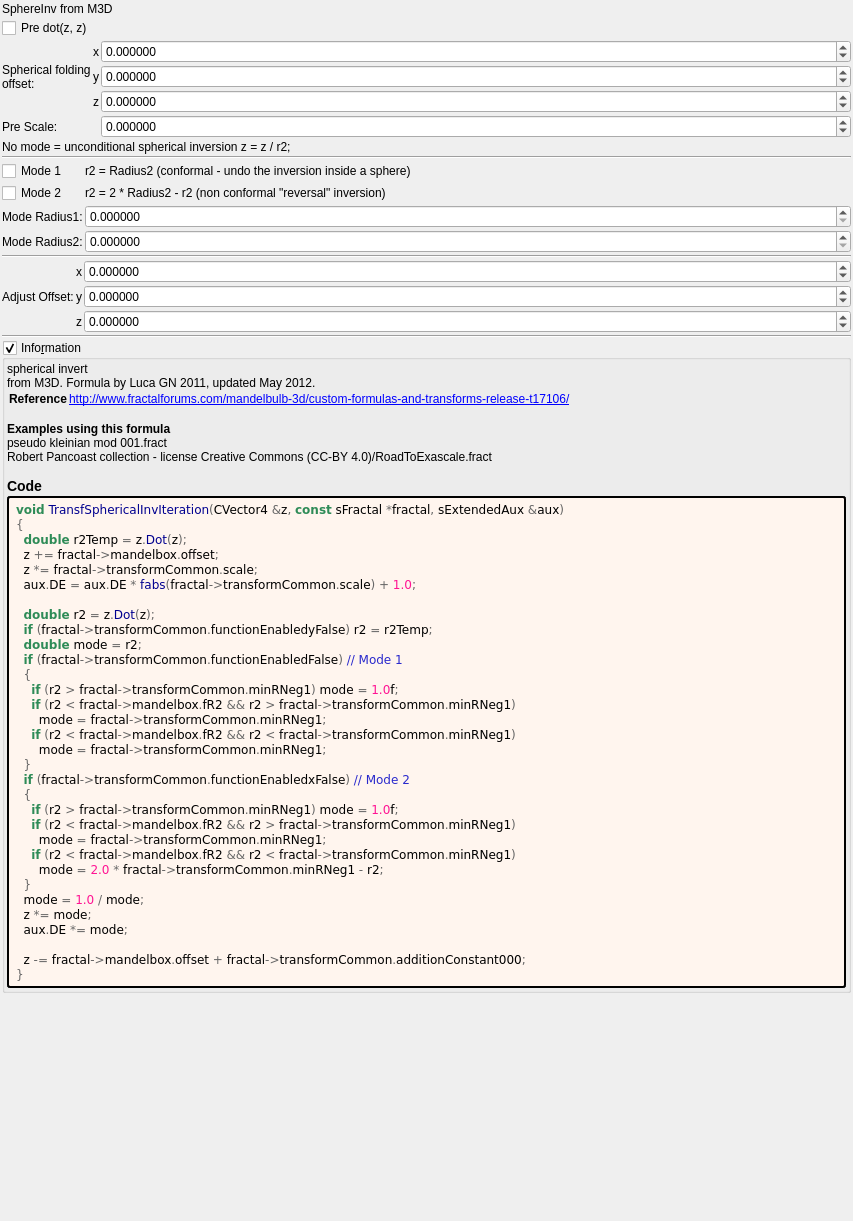
buddhi1980/mandelbulber2, file mandelbulber2/formula/ui/transf_spherical_inv.ui: the form before one commit.
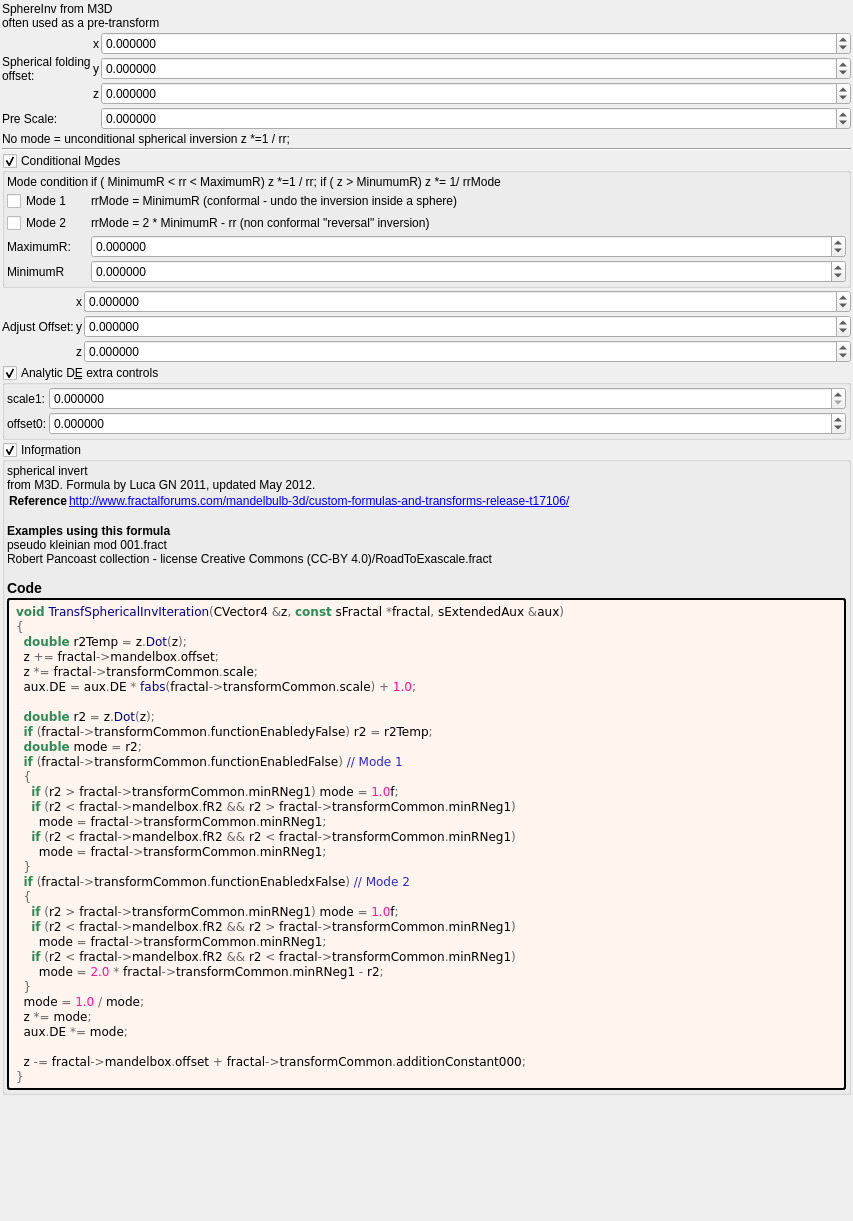
The form after the commit. Custom widgets are drawn as their Qt base class.

Commit message: transf_spherical_inv.ui re-code conditional modes

```diff
--- a/mandelbulber2/formula/ui/transf_spherical_inv.ui
+++ b/mandelbulber2/formula/ui/transf_spherical_inv.ui
@@ -32,14 +32,8 @@
    <item>
     <widget class="QLabel" name="label_17">
      <property name="text">
-      <string>SphereInv from M3D</string>
-     </property>
-    </widget>
-   </item>
-   <item>
-    <widget class="QCheckBox" name="checkBox_transf_function_enabledy_false">
-     <property name="text">
-      <string>Pre dot(z, z)</string>
+      <string>SphereInv from M3D
+often used as a pre-transform</string>
      </property>
     </widget>
    </item>
@@ -228,7 +222,7 @@
    <item>
     <widget class="QLabel" name="label_19">
      <property name="text">
-      <string>No mode = unconditional spherical inversion z = z / r2;</string>
+      <string>No mode = unconditional spherical inversion z *=1 / rr;</string>
      </property>
     </widget>
    </item>
@@ -240,129 +234,170 @@
     </widget>
    </item>
    <item>
-    <layout class="QGridLayout" name="gridLayout_2" columnstretch="0,1">
-     <item row="3" column="0">
-      <widget class="QLabel" name="label_47">
-       <property name="text">
-        <string>Mode Radius2:</string>
-       </property>
-      </widget>
-     </item>
-     <item row="4" column="0" colspan="2">
-      <widget class="Line" name="line_24">
-       <property name="orientation">
-        <enum>Qt::Horizontal</enum>
-       </property>
-      </widget>
-     </item>
-     <item row="2" column="0">
-      <widget class="QLabel" name="label_16">
-       <property name="text">
-        <string>Mode Radius1:</string>
-       </property>
-      </widget>
-     </item>
-     <item row="0" column="0">
-      <widget class="QCheckBox" name="checkBox_transf_function_enabled_false">
-       <property name="text">
-        <string>Mode 1</string>
-       </property>
-      </widget>
-     </item>
-     <item row="2" column="1">
-      <widget class="MyDoubleSpinBox" name="spinbox_mandelbox_folding_fixed_radius">
-       <property name="sizePolicy">
-        <sizepolicy hsizetype="Minimum" vsizetype="Maximum">
-         <horstretch>0</horstretch>
-         <verstretch>0</verstretch>
-        </sizepolicy>
-       </property>
-       <property name="prefix">
-        <string/>
-       </property>
-       <property name="suffix">
-        <string/>
-       </property>
-       <property name="decimals">
-        <number>6</number>
-       </property>
-       <property name="minimum">
-        <double>0.000000000000000</double>
-       </property>
-       <property name="maximum">
-        <double>999.999000000000024</double>
-       </property>
-       <property name="singleStep">
-        <double>0.100000000000000</double>
-       </property>
-      </widget>
-     </item>
-     <item row="3" column="1">
-      <widget class="MyDoubleSpinBox" name="spinbox_transf_minimum_radius_neg1">
-       <property name="sizePolicy">
-        <sizepolicy hsizetype="Minimum" vsizetype="Maximum">
-         <horstretch>0</horstretch>
-         <verstretch>0</verstretch>
-        </sizepolicy>
-       </property>
-       <property name="prefix">
-        <string/>
-       </property>
-       <property name="suffix">
-        <string/>
-       </property>
-       <property name="decimals">
-        <number>6</number>
-       </property>
-       <property name="minimum">
-        <double>0.000000000000000</double>
-       </property>
-       <property name="maximum">
-        <double>999.999000000000024</double>
-       </property>
-       <property name="singleStep">
-        <double>0.100000000000000</double>
-       </property>
-      </widget>
-     </item>
-     <item row="1" column="0">
-      <widget class="QCheckBox" name="checkBox_transf_function_enabledx_false">
-       <property name="text">
-        <string>Mode 2</string>
-       </property>
-      </widget>
-     </item>
-     <item row="0" column="1">
-      <widget class="QLabel" name="label_20">
-       <property name="text">
-        <string>r2 = Radius2 (conformal - undo the inversion inside a sphere)</string>
-       </property>
-       <property name="wordWrap">
-        <bool>true</bool>
-       </property>
-      </widget>
-     </item>
-     <item row="1" column="1">
-      <widget class="QLabel" name="label_48">
-       <property name="text">
-        <string>r2 = 2 * Radius2 - r2 (non conformal &quot;reversal&quot; inversion)</string>
-       </property>
-       <property name="wordWrap">
-        <bool>true</bool>
-       </property>
-      </widget>
-     </item>
-    </layout>
+    <widget class="MyGroupBox" name="groupCheck_transf_function_enabledz_false">
+     <property name="toolTip">
+      <string>&lt;html&gt;&lt;head/&gt;&lt;body&gt;&lt;p&gt;Adjusts the DE every time this slot is iterated.&lt;/p&gt;&lt;p&gt;The aim is to keep these parameters as low as possible.&lt;/p&gt;&lt;p&gt;High values improve the DE, but detail is lost.&lt;/p&gt;&lt;p&gt;Occasionally a negative Offset value is used. &lt;/p&gt;&lt;/body&gt;&lt;/html&gt;</string>
+     </property>
+     <property name="title">
+      <string>Conditional M&amp;odes</string>
+     </property>
+     <property name="checkable">
+      <bool>true</bool>
+     </property>
+     <layout class="QVBoxLayout" name="verticalLayout_14" stretch="0">
+      <property name="spacing">
+       <number>2</number>
+      </property>
+      <property name="leftMargin">
+       <number>2</number>
+      </property>
+      <property name="topMargin">
+       <number>2</number>
+      </property>
+      <property name="rightMargin">
+       <number>2</number>
+      </property>
+      <property name="bottomMargin">
+       <number>2</number>
+      </property>
+      <item>
+       <layout class="QGridLayout" name="gridLayout_28" columnstretch="0,0,1">
+        <property name="spacing">
+         <number>2</number>
+        </property>
+        <item row="4" column="1">
+         <widget class="QLabel" name="label_47">
+          <property name="text">
+           <string>MinimumR</string>
+          </property>
+         </widget>
+        </item>
+        <item row="2" column="1">
+         <widget class="QCheckBox" name="checkBox_transf_function_enabledx_false">
+          <property name="text">
+           <string>Mode 2</string>
+          </property>
+         </widget>
+        </item>
+        <item row="3" column="2">
+         <widget class="MyDoubleSpinBox" name="spinbox_mandelbox_folding_fixed_radius">
+          <property name="sizePolicy">
+           <sizepolicy hsizetype="Minimum" vsizetype="Maximum">
+            <horstretch>0</horstretch>
+            <verstretch>0</verstretch>
+           </sizepolicy>
+          </property>
+          <property name="prefix">
+           <string/>
+          </property>
+          <property name="suffix">
+           <string/>
+          </property>
+          <property name="decimals">
+           <number>6</number>
+          </property>
+          <property name="minimum">
+           <double>-999.999000000000024</double>
+          </property>
+          <property name="maximum">
+           <double>999.999000000000024</double>
+          </property>
+          <property name="singleStep">
+           <double>0.100000000000000</double>
+          </property>
+         </widget>
+        </item>
+        <item row="3" column="1">
+         <widget class="QLabel" name="label_16">
+          <property name="text">
+           <string>MaximumR:</string>
+          </property>
+         </widget>
+        </item>
+        <item row="1" column="1">
+         <widget class="QCheckBox" name="checkBox_transf_function_enabled_false">
+          <property name="text">
+           <string>Mode 1</string>
+          </property>
+         </widget>
+        </item>
+        <item row="0" column="2">
+         <widget class="QLabel" name="label_22">
+          <property name="text">
+           <string>if (  MinimumR  &lt; rr &lt; MaximumR)  z *=1 / rr;
+if ( z &gt; MinumumR) z *= 1/  rrMode </string>
+          </property>
+         </widget>
+        </item>
+        <item row="0" column="1">
+         <widget class="QLabel" name="label_23">
+          <property name="text">
+           <string>Mode condition</string>
+          </property>
+         </widget>
+        </item>
+        <item row="4" column="2">
+         <widget class="MyDoubleSpinBox" name="spinbox_transf_minimum_radius_0">
+          <property name="sizePolicy">
+           <sizepolicy hsizetype="Minimum" vsizetype="Maximum">
+            <horstretch>0</horstretch>
+            <verstretch>0</verstretch>
+           </sizepolicy>
+          </property>
+          <property name="prefix">
+           <string/>
+          </property>
+          <property name="suffix">
+           <string/>
+          </property>
+          <property name="decimals">
+           <number>6</number>
+          </property>
+          <property name="minimum">
+           <double>-999.999000000000024</double>
+          </property>
+          <property name="maximum">
+           <double>999.999000000000024</double>
+          </property>
+          <property name="singleStep">
+           <double>0.100000000000000</double>
+          </property>
+         </widget>
+        </item>
+        <item row="2" column="2">
+         <widget class="QLabel" name="label_48">
+          <property name="text">
+           <string>rrMode = 2 * MinimumR - rr (non conformal &quot;reversal&quot; inversion)</string>
+          </property>
+          <property name="wordWrap">
+           <bool>true</bool>
+          </property>
+         </widget>
+        </item>
+        <item row="1" column="2">
+         <widget class="QLabel" name="label_21">
+          <property name="text">
+           <string>rrMode = MinimumR (conformal - undo the inversion inside a sphere)</string>
+          </property>
+          <property name="wordWrap">
+           <bool>true</bool>
+          </property>
+         </widget>
+        </item>
+       </layout>
+      </item>
+     </layout>
+    </widget>
    </item>
    <item>
     <layout class="QGridLayout" name="gridLayout_34" columnstretch="0,0,1">
      <property name="spacing">
       <number>2</number>
      </property>
-     <item row="3" column="0" colspan="3">
-      <widget class="Line" name="line_22">
-       <property name="orientation">
-        <enum>Qt::Horizontal</enum>
+     <item row="1" column="0">
+      <widget class="QLabel" name="label_256">
+       <property name="text">
+        <string>Adjust Offset:</string>
        </property>
       </widget>
      </item>
@@ -464,13 +499,6 @@
        </property>
       </widget>
      </item>
-     <item row="1" column="0">
-      <widget class="QLabel" name="label_256">
-       <property name="text">
-        <string>Adjust Offset:</string>
-       </property>
-      </widget>
-     </item>
      <item row="2" column="1">
       <widget class="QLabel" name="label_123">
        <property name="text">
@@ -480,6 +508,113 @@
      </item>
     </layout>
    </item>
+   <item>
+    <widget class="MyGroupBox" name="groupCheck_analyticDE_enabled_false">
+     <property name="toolTip">
+      <string>&lt;html&gt;&lt;head/&gt;&lt;body&gt;&lt;p&gt;Adjusts the DE every time this slot is iterated.&lt;/p&gt;&lt;p&gt;The aim is to keep these parameters as low as possible.&lt;/p&gt;&lt;p&gt;High values improve the DE, but detail is lost.&lt;/p&gt;&lt;p&gt;Occasionally a negative Offset value is used. &lt;/p&gt;&lt;/body&gt;&lt;/html&gt;</string>
+     </property>
+     <property name="title">
+      <string>Analytic D&amp;E extra controls</string>
+     </property>
+     <property name="checkable">
+      <bool>true</bool>
+     </property>
+     <layout class="QVBoxLayout" name="verticalLayout_13" stretch="0">
+      <property name="spacing">
+       <number>2</number>
+      </property>
+      <property name="leftMargin">
+       <number>2</number>
+      </property>
+      <property name="topMargin">
+       <number>2</number>
+      </property>
+      <property name="rightMargin">
+       <number>2</number>
+      </property>
+      <property name="bottomMargin">
+       <number>2</number>
+      </property>
+      <item>
+       <layout class="QGridLayout" name="gridLayout_27" columnstretch="0,0,1">
+        <property name="spacing">
+         <number>2</number>
+        </property>
+        <item row="1" column="1">
+         <widget class="QLabel" name="label_177">
+          <property name="text">
+           <string>offset0:</string>
+          </property>
+         </widget>
+        </item>
+        <item row="1" column="2">
+         <widget class="MyDoubleSpinBox" name="spinbox_analyticDE_offset_0">
+          <property name="sizePolicy">
+           <sizepolicy hsizetype="Minimum" vsizetype="Maximum">
+            <horstretch>0</horstretch>
+            <verstretch>0</verstretch>
+           </sizepolicy>
+          </property>
+          <property name="prefix">
+           <string/>
+          </property>
+          <property name="suffix">
+           <string/>
+          </property>
+          <property name="decimals">
+           <number>6</number>
+          </property>
+          <property name="minimum">
+           <double>-99.989999999999995</double>
+          </property>
+          <property name="maximum">
+           <double>99.989999999999995</double>
+          </property>
+          <property name="singleStep">
+           <double>0.100000000000000</double>
+          </property>
+         </widget>
+        </item>
+        <item row="0" column="2">
+         <widget class="MyDoubleSpinBox" name="spinbox_analyticDE_scale_1">
+          <property name="sizePolicy">
+           <sizepolicy hsizetype="Minimum" vsizetype="Maximum">
+            <horstretch>0</horstretch>
+            <verstretch>0</verstretch>
+           </sizepolicy>
+          </property>
+          <property name="prefix">
+           <string/>
+          </property>
+          <property name="suffix">
+           <string/>
+          </property>
+          <property name="decimals">
+           <number>6</number>
+          </property>
+          <property name="minimum">
+           <double>0.000000000000000</double>
+          </property>
+          <property name="maximum">
+           <double>99.989999999999995</double>
+          </property>
+          <property name="singleStep">
+           <double>0.100000000000000</double>
+          </property>
+         </widget>
+        </item>
+        <item row="0" column="1">
+         <widget class="QLabel" name="label_182">
+          <property name="text">
+           <string>scale1:</string>
+          </property>
+         </widget>
+        </item>
+       </layout>
+      </item>
+     </layout>
+    </widget>
+   </item>
    <item>
     <widget class="MyGroupBox" name="groupCheck_info">
      <property name="title">
```
Left out of the diff: 4 changed lines with no effect on the pictures. The commit also changes 3 other files.
